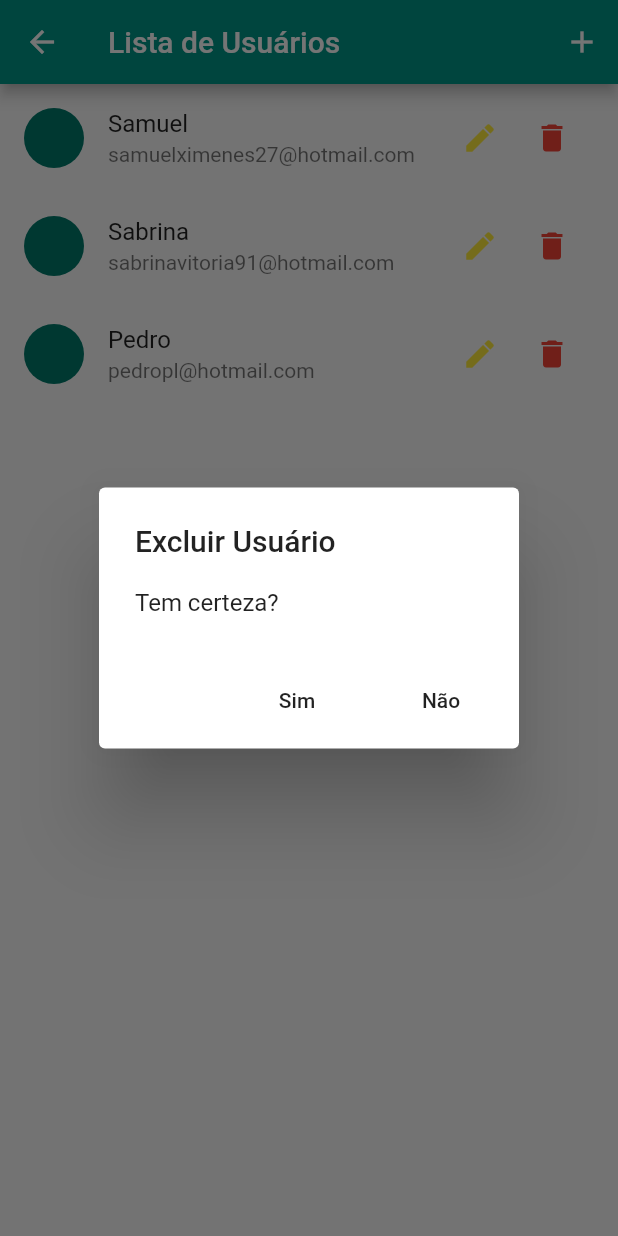
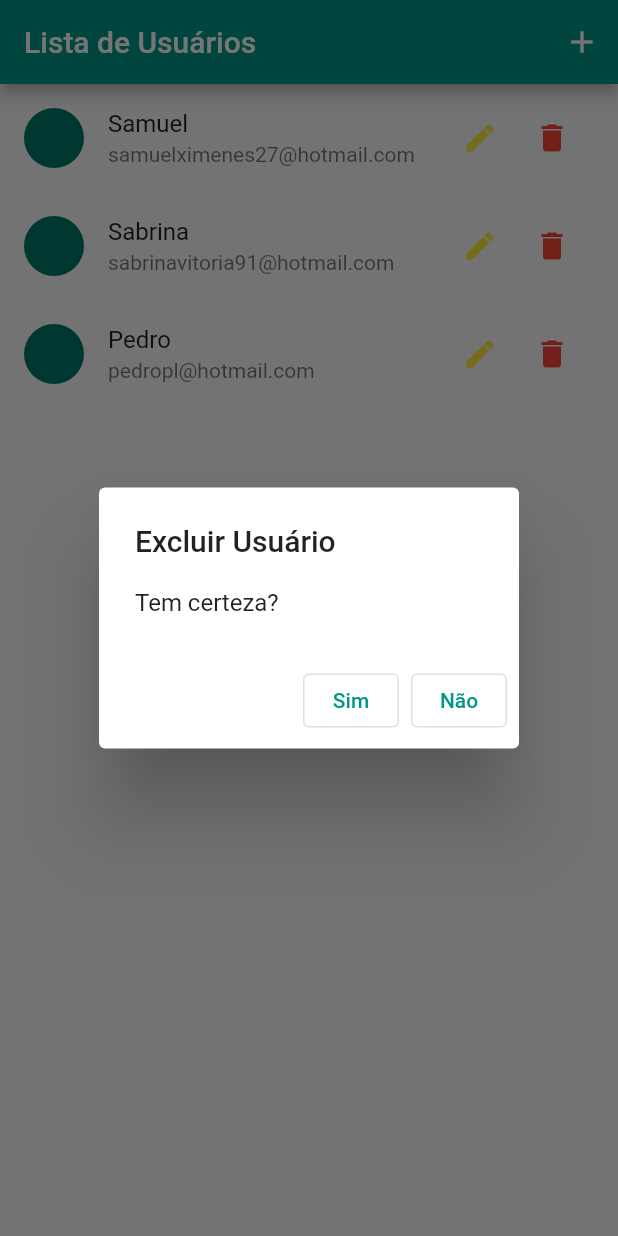
Before and after one commit to SamuelXimenes27/simpleRegister, a Flutter app: the UserList screen opened directly, after a tap on the "delete" icon, on a phone screen of 412 x 824 dp. Run offline on Flutter 3.47's test engine with Material 2 defaults, Android fonts, the phone set to English and light mode, and no system bars; network calls fail.

Commit message:
Upgrade android tools version and fixed some details

```diff
--- a/lib/components/user_tile.dart
+++ b/lib/components/user_tile.dart
@@ -1,6 +1,3 @@
-/*########################*/
-/* ARQUIVO NO DIRETORIO 'lib/components/user_tile.dart'*/
-
 import 'package:flutter/material.dart';
 import 'package:provider/provider.dart';
 import 'package:register/models/user.dart';
@@ -10,47 +7,47 @@ import 'package:register/routes/app_routes.dart';
 class UserTile extends StatelessWidget {
   final User user;
 
-  const UserTile(this.user);
+  const UserTile(this.user, {Key? key}) : super(key: key);
   @override
   Widget build(BuildContext context) {
-    final avatar = user.avatarURL == null || user.avatarURL.isEmpty
-        ? CircleAvatar(child: Icon(Icons.person))
+    final avatar = user.avatarURL.isEmpty
+        ? const CircleAvatar(child: Icon(Icons.person))
         : CircleAvatar(backgroundImage: NetworkImage(user.avatarURL));
     return ListTile(
       leading: avatar,
       title: Text(user.name),
       subtitle: Text(user.email),
-      trailing: Container(
+      trailing: SizedBox(
         width: 100,
         child: Row(
           children: <Widget>[
             IconButton(
-              icon: Icon(Icons.edit),
+              icon: const Icon(Icons.edit),
               color: Colors.yellow,
               onPressed: () {
                 Navigator.of(context).pushNamed(
-                  AppRoutes.USER_FORM,
+                  AppRoutes.userForm,
                   arguments: user,
                 );
               },
             ), //IconButton
             IconButton(
-                icon: Icon(Icons.delete),
+                icon: const Icon(Icons.delete),
                 color: Colors.red,
                 onPressed: () {
                   showDialog(
                     context: context,
                     builder: (ctx) => AlertDialog(
-                      title: Text('Excluir Usuário'),
-                      content: Text('Tem certeza?'),
+                      title: const Text('Excluir Usuário'),
+                      content: const Text('Tem certeza?'),
                       actions: <Widget>[
-                        FlatButton(
+                        OutlinedButton(
                           onPressed: () => Navigator.of(context).pop(true),
-                          child: Text('Sim'),
+                          child: const Text('Sim'),
                         ),
-                        FlatButton(
+                        OutlinedButton(
                           onPressed: () => Navigator.of(context).pop(false),
-                          child: Text('Não'),
+                          child: const Text('Não'),
                         ),
                       ],
                     ),
@@ -66,5 +63,3 @@ class UserTile extends StatelessWidget {
     ); //ListTile
   }
 }
-
-/*########################*/
--- a/lib/data/dummy_users.dart
+++ b/lib/data/dummy_users.dart
@@ -1,25 +1,21 @@
-/*########################*/
-/* ARQUIVO NO DIRETORIO 'lib/data/dummy_users.dart'*/
-
-//import 'package:flutter/material.dart';
 import 'package:register/models/user.dart';
 
-const DUMMY_USERS = {
-  '1': const User(
+const dummyUsers = {
+  '1': User(
     id: '1',
     name: "Samuel",
     email: "samuelximenes27@hotmail.com",
     avatarURL:
         "https://cdn.pixabay.com/photo/2018/08/28/12/41/avatar-3637425_960_720.png",
   ),
-  '2': const User(
+  '2': User(
     id: '2',
     name: "Sabrina",
     email: "sabrinavitoria91@hotmail.com",
     avatarURL:
         "https://cdn.pixabay.com/photo/2014/04/03/10/32/user-310807_960_720.png",
   ),
-  '3': const User(
+  '3': User(
     id: '3',
     name: 'Pedro',
     email: "pedropl@hotmail.com",
@@ -27,4 +23,3 @@ const DUMMY_USERS = {
         "https://cdn.pixabay.com/photo/2018/08/28/12/41/avatar-3637425_960_720.png",
   ),
 };
-/*########################*/
--- a/lib/models/user.dart
+++ b/lib/models/user.dart
@@ -1,8 +1,3 @@
-/*########################*/
-/* ARQUIVO NO DIRETORIO 'lib/models/user.dart'*/
-
-import 'package:flutter/material.dart';
-
 class User {
   final String id;
   final String name;
@@ -16,4 +11,3 @@ class User {
     required this.avatarURL,
   });
 }
-/*########################*/
--- a/lib/provider/users.dart
+++ b/lib/provider/users.dart
@@ -6,7 +6,7 @@ import 'package:register/data/dummy_users.dart';
 import 'package:register/models/user.dart';
 
 class Users with ChangeNotifier {
-  final Map<String, User> _items = {...DUMMY_USERS};
+  final Map<String, User> _items = {...dummyUsers};
 
   List<User> get all {
     return [..._items.values];
@@ -21,6 +21,7 @@ class Users with ChangeNotifier {
   }
 
   void put(User user) {
+    // ignore: unnecessary_null_comparison
     if (user == null) {
       return;
     }
@@ -52,9 +53,7 @@ class Users with ChangeNotifier {
   }
 
   void remove(User user) {
-    if (user != null && user.id != null) {
-      _items.remove(user.id);
-      notifyListeners();
-    }
+    _items.remove(user.id);
+    notifyListeners();
   }
 }
--- a/lib/routes/app_routes.dart
+++ b/lib/routes/app_routes.dart
@@ -1,4 +1,4 @@
 class AppRoutes {
-  static const HOME = '/';
-  static const USER_FORM = '/user-form';
+  static const home = '/';
+  static const userForm = '/user-form';
 }
--- a/lib/views/user_list.dart
+++ b/lib/views/user_list.dart
@@ -1,26 +1,25 @@
-/*########################*/
-/* ARQUIVO NO DIRETORIO 'lib/views/user_list.dart'*/
 import 'package:flutter/material.dart';
 import 'package:provider/provider.dart';
-import 'package:register/data/dummy_users.dart';
 import 'package:register/components/user_tile.dart';
 import 'package:register/provider/users.dart';
 import 'package:register/routes/app_routes.dart';
 
 class UserList extends StatelessWidget {
+  const UserList({Key? key}) : super(key: key);
+
   @override
   Widget build(BuildContext context) {
     final Users users = Provider.of(context);
 
     return Scaffold(
       appBar: AppBar(
-        title: Text('Lista de Usuários'),
+        title: const Text('Lista de Usuários'),
         actions: <Widget>[
           IconButton(
-            icon: Icon(Icons.add),
+            icon: const Icon(Icons.add),
             onPressed: () {
               Navigator.of(context).pushNamed(
-                AppRoutes.USER_FORM,
+                AppRoutes.userForm,
               );
             },
           )
@@ -32,5 +31,3 @@ class UserList extends StatelessWidget {
     );
   }
 }
-
-/*########################*/
```
Also changed, not shown: lib/main.dart (+5 -3 lines), lib/views/user_form.dart (+12 -14 lines), pubspec.lock, 2 other files.
